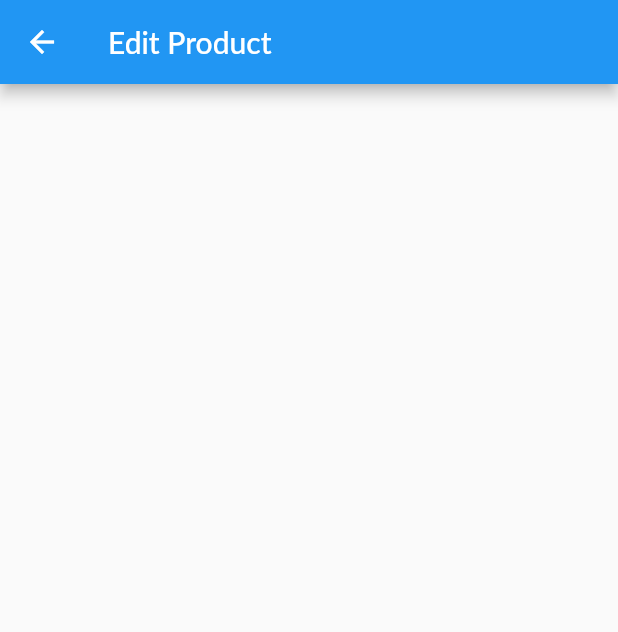
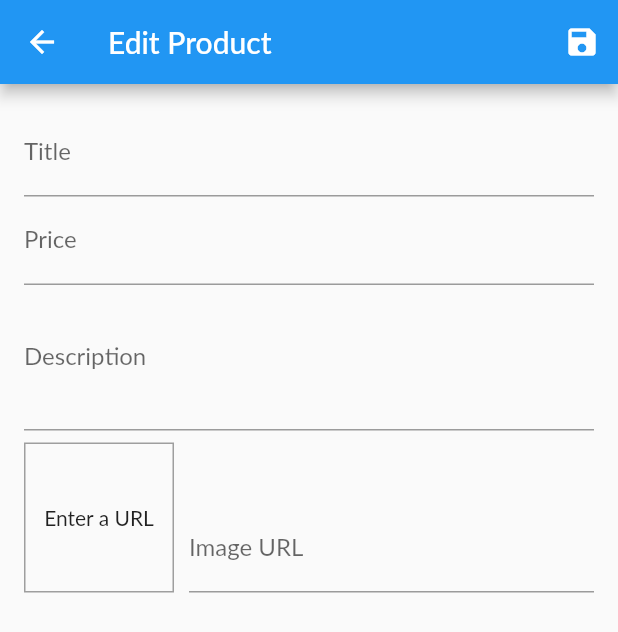
Before and after one commit to abdelrahmanhz/MyShop, a Flutter app: the EditProductsScreen screen opened directly, on a phone screen of 412 x 824 dp. Shown: the top 632 px of the screen. Run offline on Flutter 3.47's test engine with Material 2 defaults, Android fonts, the phone set to English and light mode, and no system bars; network calls fail; Roboto replaces fonts that are missing (Lato).

Commit message:
Update edit product screen

```diff
--- a/my_shop/lib/screens/edit_products_screen.dart
+++ b/my_shop/lib/screens/edit_products_screen.dart
@@ -1,20 +1,180 @@
 import 'package:flutter/material.dart';
 
+import '../providers/product.dart';
+
 class EditProductsScreen extends StatefulWidget {
-  const EditProductsScreen({Key? key}) : super(key: key);
+  static const route = '/edit-product';
 
   @override
   State<EditProductsScreen> createState() => _EditProductsScreenState();
 }
 
 class _EditProductsScreenState extends State<EditProductsScreen> {
+  final _imageUrlController = TextEditingController();
+  final _imageUrlFocusNode = FocusNode();
+  final _form = GlobalKey<FormState>();
+  var _editedProduct = Product(
+    id: '',
+    title: '',
+    price: 0,
+    description: '',
+    imageUrl: '',
+  );
+
+  @override
+  void initState() {
+    _imageUrlFocusNode.addListener(_updateImageUrl);
+    super.initState();
+  }
+
+  @override
+  void dispose() {
+    _imageUrlController.dispose();
+    _imageUrlFocusNode.dispose();
+    _imageUrlFocusNode.removeListener(_updateImageUrl);
+    super.dispose();
+  }
+
+  void _updateImageUrl() {
+    if(!_imageUrlFocusNode.hasFocus){
+      setState(() {
+
+      });
+    }
+  }
+
+  void _saveForm() {
+    final isValid = _form.currentState?.validate();
+    if(isValid!) return;
+    _form.currentState?.save();
+    print(_editedProduct.title);
+    print(_editedProduct.description);
+    print(_editedProduct.price);
+    print(_editedProduct.imageUrl);
+  }
+
   @override
   Widget build(BuildContext context) {
     return Scaffold(
       appBar: AppBar(
-        title: Text('Edit Product'),
+        title: const Text('Edit Product'),
+        actions: [
+          IconButton(onPressed: _saveForm, icon: const Icon(Icons.save)),
+        ],
       ),
-
+      body: Padding(
+        padding: const EdgeInsets.all(16.0),
+        child: Form(
+          key: _form,
+          child: ListView(
+            children: [
+              TextFormField(
+                decoration: const InputDecoration(
+                  labelText: 'Title',
+                ),
+                textInputAction: TextInputAction.next,
+                validator: (value) {
+                  if(value!.isEmpty) return 'Please provide a value.';
+                  return null;
+                },
+                onSaved: (value) {
+                  _editedProduct = Product(
+                    title: value!,
+                    price: _editedProduct.price,
+                    description: _editedProduct.description,
+                    imageUrl: _editedProduct.imageUrl,
+                    id: _editedProduct.id,
+                  );
+                },
+              ),
+              TextFormField(
+                decoration: const InputDecoration(
+                  labelText: 'Price',
+                ),
+                textInputAction: TextInputAction.next,
+                keyboardType: TextInputType.number,
+                validator: (value) {
+                  if(value!.isEmpty) return 'Please enter a price';
+                  if(double.tryParse(value) == null) return 'Please enter a valid number';
+                  if(double.parse(value) <= 0) return 'Please enter a number greater than zero.';
+                  return null;
+                },
+                onSaved: (value) {
+                  _editedProduct = Product(
+                    title: _editedProduct.title,
+                    price: double.parse(value!),
+                    description: _editedProduct.description,
+                    imageUrl: _editedProduct.imageUrl,
+                    id: _editedProduct.id,
+                  );
+                },
+              ),
+              TextFormField(
+                decoration: const InputDecoration(
+                  labelText: 'Description',
+                ),
+                maxLines: 3,
+                keyboardType: TextInputType.multiline,
+                onSaved: (value) {
+                  _editedProduct = Product(
+                    title: _editedProduct.title,
+                    price: _editedProduct.price,
+                    description: value!,
+                    imageUrl: _editedProduct.imageUrl,
+                    id: _editedProduct.id,
+                  );
+                },
+              ),
+              Row(
+                crossAxisAlignment: CrossAxisAlignment.end,
+                children: [
+                  Container(
+                    width: 100,
+                    height: 100,
+                    alignment: Alignment.center,
+                    margin: const EdgeInsets.only(top: 8, right: 10),
+                    decoration: BoxDecoration(
+                        border: Border.all(
+                      width: 1,
+                      color: Colors.grey,
+                    )),
+                    child: _imageUrlController.text.isEmpty
+                        ? const Text('Enter a URL',)
+                        : FittedBox(
+                            fit: BoxFit.cover,
+                            child: Image.network(_imageUrlController.text),
+                          ),
+                  ),
+                  Expanded(
+                    child: TextFormField(
+                      decoration: const InputDecoration(
+                        labelText: 'Image URL',
+                      ),
+                      keyboardType: TextInputType.url,
+                      textInputAction: TextInputAction.done,
+                      controller: _imageUrlController,
+                      focusNode: _imageUrlFocusNode,
+                      onFieldSubmitted: (_) => _saveForm(),
+                      onEditingComplete: () {
+                        setState(() {});
+                      },
+                      onSaved: (value) {
+                        _editedProduct = Product(
+                          title: _editedProduct.title,
+                          price: _editedProduct.price,
+                          description: _editedProduct.description,
+                          imageUrl: value!,
+                          id: _editedProduct.id,
+                        );
+                      },
+                    ),
+                  ),
+                ],
+              ),
+            ],
+          ),
+        ),
+      ),
     );
   }
 }
--- a/my_shop/lib/screens/user_products_screen.dart
+++ b/my_shop/lib/screens/user_products_screen.dart
@@ -1,4 +1,5 @@
 import 'package:flutter/material.dart';
+import 'package:my_shop/screens/edit_products_screen.dart';
 import 'package:my_shop/widgets/app_drawer.dart';
 import 'package:provider/provider.dart';
 
@@ -16,7 +17,9 @@ class UserProductsScreen extends StatelessWidget {
         title: const Text('Your Products'),
         actions: [
           IconButton(
-            onPressed: () {},
+            onPressed: () {
+              Navigator.of(context).pushNamed(EditProductsScreen.route);
+            },
             icon: const Icon(Icons.add),
           )
         ],
```
Also changed, not shown: my_shop/lib/main.dart (+10 -8 lines).
